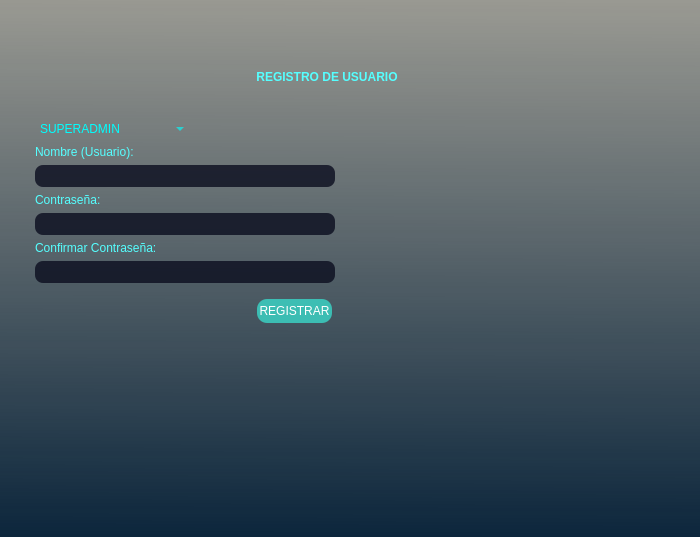
This is ui/ventana4.ui in DevHarsue/FRIKIZONE as Qt 5 draws it before an edit. The edited form follows.
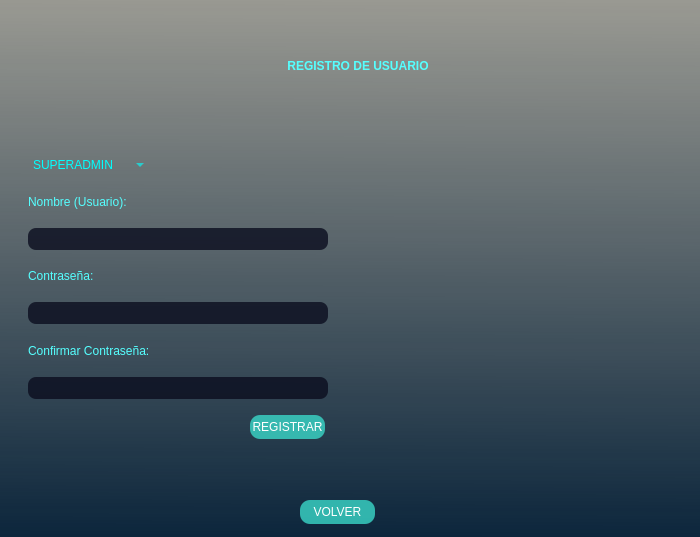
This is the edited form. Icons and pictures are not drawn.

Commit message: AGREGAR BOTON (VOLVER)

Patch:
```diff
--- a/ui/ventana4.ui
+++ b/ui/ventana4.ui
@@ -119,26 +119,17 @@
        <property name="bottomMargin">
         <number>0</number>
        </property>
-       <item alignment="Qt::AlignmentFlag::AlignHCenter">
+       <item>
         <widget class="QFrame" name="interfaz_registro">
-         <layout class="QFormLayout" name="formLayout">
-          <property name="verticalSpacing">
-           <number>30</number>
-          </property>
-          <property name="leftMargin">
-           <number>9</number>
-          </property>
-          <property name="topMargin">
-           <number>30</number>
-          </property>
-          <property name="rightMargin">
-           <number>9</number>
-          </property>
-          <property name="bottomMargin">
-           <number>30</number>
-          </property>
-          <item row="0" column="0" colspan="2">
            <widget class="QLabel" name="label">
+          <property name="geometry">
+           <rect>
+            <x>130</x>
+            <y>0</y>
+            <width>456</width>
+            <height>53</height>
+           </rect>
+          </property>
             <property name="maximumSize">
              <size>
               <width>600</width>
@@ -153,9 +144,15 @@
              <string>&lt;html&gt;&lt;head/&gt;&lt;body&gt;&lt;p align=&quot;center&quot;&gt;&lt;span style=&quot; font-weight:700;&quot;&gt;REGISTRO DE USUARIO&lt;/span&gt;&lt;/p&gt;&lt;/body&gt;&lt;/html&gt;</string>
             </property>
            </widget>
-          </item>
-          <item row="1" column="0">
            <widget class="QFrame" name="frame_2">
+          <property name="geometry">
+           <rect>
+            <x>20</x>
+            <y>110</y>
+            <width>320</width>
+            <height>300</height>
+           </rect>
+          </property>
             <property name="minimumSize">
              <size>
               <width>320</width>
@@ -193,7 +190,81 @@
              <property name="spacing">
               <number>6</number>
              </property>
-             <item row="1" column="0">
+           <item row="4" column="0">
+            <widget class="QLabel" name="label_5">
+             <property name="maximumSize">
+              <size>
+               <width>200</width>
+               <height>50</height>
+              </size>
+             </property>
+             <property name="styleSheet">
+              <string notr="true">QLabel{
+	color:rgba(85, 255, 255,1)
+}
+</string>
+             </property>
+             <property name="text">
+              <string>Contraseña:</string>
+             </property>
+            </widget>
+           </item>
+           <item row="6" column="0" colspan="2">
+            <widget class="QLabel" name="label_6">
+             <property name="maximumSize">
+              <size>
+               <width>200</width>
+               <height>50</height>
+              </size>
+             </property>
+             <property name="styleSheet">
+              <string notr="true">QLabel{
+	color:rgba(85, 255, 255,1)
+}
+</string>
+             </property>
+             <property name="text">
+              <string>Confirmar Contraseña:</string>
+             </property>
+            </widget>
+           </item>
+           <item row="7" column="0" colspan="2">
+            <widget class="QLineEdit" name="lineEdit_5">
+             <property name="minimumSize">
+              <size>
+               <width>300</width>
+               <height>22</height>
+              </size>
+             </property>
+             <property name="maximumSize">
+              <size>
+               <width>300</width>
+               <height>16777215</height>
+              </size>
+             </property>
+             <property name="font">
+              <font>
+               <strikeout>false</strikeout>
+              </font>
+             </property>
+             <property name="styleSheet">
+              <string notr="true">QLineEdit{
+	color:rgb(85, 255, 255);
+	background:rgba(10,12,30,0.8);
+	border-style:none;
+	border-radius:8px
+}
+</string>
+             </property>
+             <property name="text">
+              <string/>
+             </property>
+             <property name="echoMode">
+              <enum>QLineEdit::EchoMode::Password</enum>
+             </property>
+            </widget>
+           </item>
+           <item row="2" column="0">
               <widget class="QLabel" name="label_2">
                <property name="maximumSize">
                 <size>
@@ -212,62 +283,109 @@
                </property>
               </widget>
              </item>
-             <item row="4" column="0" colspan="2">
-              <widget class="QLineEdit" name="lineEdit_4">
+           <item row="8" column="1" alignment="Qt::AlignmentFlag::AlignRight">
+            <widget class="QFrame" name="frame_3">
                <property name="minimumSize">
                 <size>
-                 <width>300</width>
-                 <height>22</height>
+               <width>100</width>
+               <height>40</height>
                 </size>
                </property>
                <property name="maximumSize">
                 <size>
-                 <width>300</width>
-                 <height>16777215</height>
-                </size>
-               </property>
-               <property name="font">
-                <font>
-                 <strikeout>false</strikeout>
-                </font>
+               <width>100</width>
+               <height>40</height>
+              </size>
+             </property>
+             <property name="frameShape">
+              <enum>QFrame::Shape::StyledPanel</enum>
+             </property>
+             <property name="frameShadow">
+              <enum>QFrame::Shadow::Raised</enum>
+             </property>
+             <widget class="QPushButton" name="pushButton">
+              <property name="geometry">
+               <rect>
+                <x>10</x>
+                <y>10</y>
+                <width>75</width>
+                <height>24</height>
+               </rect>
+              </property>
+              <property name="minimumSize">
+               <size>
+                <width>75</width>
+                <height>24</height>
+               </size>
+              </property>
+              <property name="maximumSize">
+               <size>
+                <width>75</width>
+                <height>24</height>
+               </size>
+              </property>
+              <property name="cursor">
+               <cursorShape>PointingHandCursor</cursorShape>
                </property>
                <property name="styleSheet">
-                <string notr="true">QLineEdit{
-	color:rgb(85, 255, 255);
-	background:rgba(10,12,30,0.8);
-	border-style:none;
-	border-radius:8px
+               <string notr="true">QPushButton{
+	border-radius:10px;
+	color: white;
+	background-color: rgba(57, 215, 200,0.8);
+}
+
+QPushButton:hover{
+	background-color: rgba(57, 225, 180,0.8);
+}
+
+QPushButton:pressed{
+	background-color: rgba(57, 210, 168,0.8);
 }
 </string>
                </property>
                <property name="text">
-                <string/>
-               </property>
-               <property name="echoMode">
-                <enum>QLineEdit::EchoMode::Password</enum>
-               </property>
+               <string>REGISTRAR</string>
+              </property>
+             </widget>
               </widget>
              </item>
              <item row="5" column="0" colspan="2">
-              <widget class="QLabel" name="label_6">
+            <widget class="QLineEdit" name="lineEdit_4">
+             <property name="minimumSize">
+              <size>
+               <width>300</width>
+               <height>22</height>
+              </size>
+             </property>
                <property name="maximumSize">
                 <size>
-                 <width>200</width>
-                 <height>50</height>
-                </size>
-               </property>
+               <width>300</width>
+               <height>16777215</height>
+              </size>
+             </property>
+             <property name="font">
+              <font>
+               <strikeout>false</strikeout>
+              </font>
+             </property>
                <property name="styleSheet">
-                <string notr="true">QLabel{
-	color:rgba(85, 255, 255,1)
+              <string notr="true">QLineEdit{
+	color:rgb(85, 255, 255);
+	background:rgba(10,12,30,0.8);
+	border-style:none;
+	border-radius:8px
 }
 </string>
                </property>
                <property name="text">
-                <string>Confirmar Contraseña:</string>
+              <string/>
+             </property>
+             <property name="echoMode">
+              <enum>QLineEdit::EchoMode::Password</enum>
                </property>
               </widget>
              </item>
-             <item row="2" column="0" colspan="2">
+           <item row="3" column="0" colspan="2">
               <widget class="QLineEdit" name="lineEdit">
                <property name="minimumSize">
                 <size>
@@ -300,7 +418,7 @@
                </property>
               </widget>
              </item>
-             <item row="0" column="0">
+           <item row="0" column="0" colspan="2">
               <widget class="QComboBox" name="comboBox">
                <property name="minimumSize">
                 <size>
@@ -310,7 +428,7 @@
                </property>
                <property name="maximumSize">
                 <size>
-                 <width>16777215</width>
+               <width>120</width>
                  <height>20</height>
                 </size>
                </property>
@@ -334,132 +452,17 @@
                </item>
               </widget>
              </item>
-             <item row="7" column="1" alignment="Qt::AlignmentFlag::AlignRight">
-              <widget class="QFrame" name="frame_3">
-               <property name="minimumSize">
-                <size>
-                 <width>100</width>
-                 <height>40</height>
-                </size>
-               </property>
-               <property name="maximumSize">
-                <size>
-                 <width>100</width>
-                 <height>40</height>
-                </size>
-               </property>
-               <property name="frameShape">
-                <enum>QFrame::Shape::StyledPanel</enum>
-               </property>
-               <property name="frameShadow">
-                <enum>QFrame::Shadow::Raised</enum>
-               </property>
-               <widget class="QPushButton" name="pushButton">
-                <property name="geometry">
-                 <rect>
-                  <x>10</x>
-                  <y>10</y>
-                  <width>75</width>
-                  <height>24</height>
-                 </rect>
-                </property>
-                <property name="minimumSize">
-                 <size>
-                  <width>75</width>
-                  <height>24</height>
-                 </size>
-                </property>
-                <property name="maximumSize">
-                 <size>
-                  <width>75</width>
-                  <height>24</height>
-                 </size>
-                </property>
-                <property name="cursor">
-                 <cursorShape>PointingHandCursor</cursorShape>
-                </property>
-                <property name="styleSheet">
-                 <string notr="true">QPushButton{
-	border-radius:10px;
-	color: white;
-	background-color: rgba(57, 215, 200,0.8);
-}
-
-QPushButton:hover{
-	background-color: rgba(57, 225, 180,0.8);
-}
-
-QPushButton:pressed{
-	background-color: rgba(57, 210, 168,0.8);
-}
-</string>
-                </property>
-                <property name="text">
-                 <string>REGISTRAR</string>
-                </property>
-               </widget>
-              </widget>
-             </item>
-             <item row="3" column="0">
-              <widget class="QLabel" name="label_5">
-               <property name="maximumSize">
-                <size>
-                 <width>200</width>
-                 <height>50</height>
-                </size>
-               </property>
-               <property name="styleSheet">
-                <string notr="true">QLabel{
-	color:rgba(85, 255, 255,1)
-}
-</string>
-               </property>
-               <property name="text">
-                <string>Contraseña:</string>
-               </property>
-              </widget>
-             </item>
-             <item row="6" column="0" colspan="2">
-              <widget class="QLineEdit" name="lineEdit_5">
-               <property name="minimumSize">
-                <size>
-                 <width>300</width>
-                 <height>22</height>
-                </size>
-               </property>
-               <property name="maximumSize">
-                <size>
-                 <width>300</width>
-                 <height>16777215</height>
-                </size>
-               </property>
-               <property name="font">
-                <font>
-                 <strikeout>false</strikeout>
-                </font>
-               </property>
-               <property name="styleSheet">
-                <string notr="true">QLineEdit{
-	color:rgb(85, 255, 255);
-	background:rgba(10,12,30,0.8);
-	border-style:none;
-	border-radius:8px
-}
-</string>
-               </property>
-               <property name="text">
-                <string/>
-               </property>
-               <property name="echoMode">
-                <enum>QLineEdit::EchoMode::Password</enum>
-               </property>
-              </widget>
-             </item>
-            </layout>
-           </widget>
-          </item>
-          <item row="1" column="1">
+          </layout>
+         </widget>
            <widget class="QFrame" name="frame_4">
+          <property name="geometry">
+           <rect>
+            <x>360</x>
+            <y>110</y>
+            <width>320</width>
+            <height>274</height>
+           </rect>
+          </property>
             <property name="minimumSize">
              <size>
               <width>320</width>
@@ -494,8 +497,54 @@
              </item>
             </layout>
            </widget>
-          </item>
-         </layout>
+         <widget class="QPushButton" name="pushButton_2">
+          <property name="geometry">
+           <rect>
+            <x>300</x>
+            <y>460</y>
+            <width>75</width>
+            <height>24</height>
+           </rect>
+          </property>
+          <property name="minimumSize">
+           <size>
+            <width>75</width>
+            <height>24</height>
+           </size>
+          </property>
+          <property name="maximumSize">
+           <size>
+            <width>75</width>
+            <height>24</height>
+           </size>
+          </property>
+          <property name="cursor">
+           <cursorShape>PointingHandCursor</cursorShape>
+          </property>
+          <property name="styleSheet">
+           <string notr="true">QPushButton{
+	border-radius:10px;
+	color: white;
+	background-color: rgba(57, 215, 200,0.8);
+}
+
+QPushButton:hover{
+	background-color: rgba(57, 225, 180,0.8);
+}
+
+QPushButton:pressed{
+	background-color: rgba(57, 210, 168,0.8);
+}
+</string>
+          </property>
+          <property name="text">
+           <string>VOLVER</string>
+          </property>
+         </widget>
+         <zorder>label</zorder>
+         <zorder>frame_4</zorder>
+         <zorder>pushButton_2</zorder>
+         <zorder>frame_2</zorder>
         </widget>
        </item>
       </layout>
```
Left out of the diff: 3 changed lines with no effect on the pictures. Lines whose indentation alone changed are shown as unchanged. The commit also changes 3 other files.
